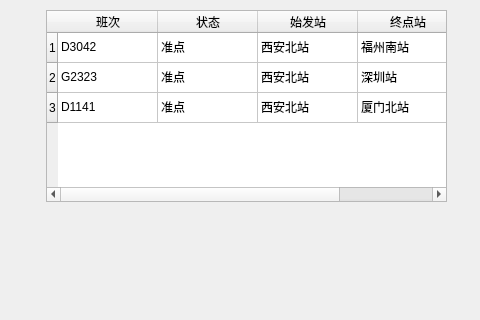
Qt form operate.ui (amier2775/UI_test_work) before a commit; both pictures show x 144 to 624 and y 280 to 600 of the 800 by 600 pixel window.
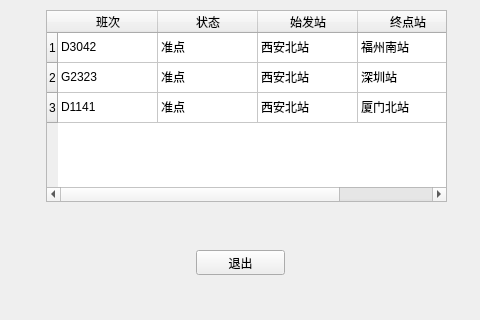
The same form after that commit.

```diff
--- a/operate.ui
+++ b/operate.ui
@@ -167,6 +167,19 @@
     </property>
    </item>
   </widget>
+  <widget class="QPushButton" name="exitButton">
+   <property name="geometry">
+    <rect>
+     <x>340</x>
+     <y>530</y>
+     <width>89</width>
+     <height>25</height>
+    </rect>
+   </property>
+   <property name="text">
+    <string>退出</string>
+   </property>
+  </widget>
  </widget>
  <resources/>
  <connections/>
```
